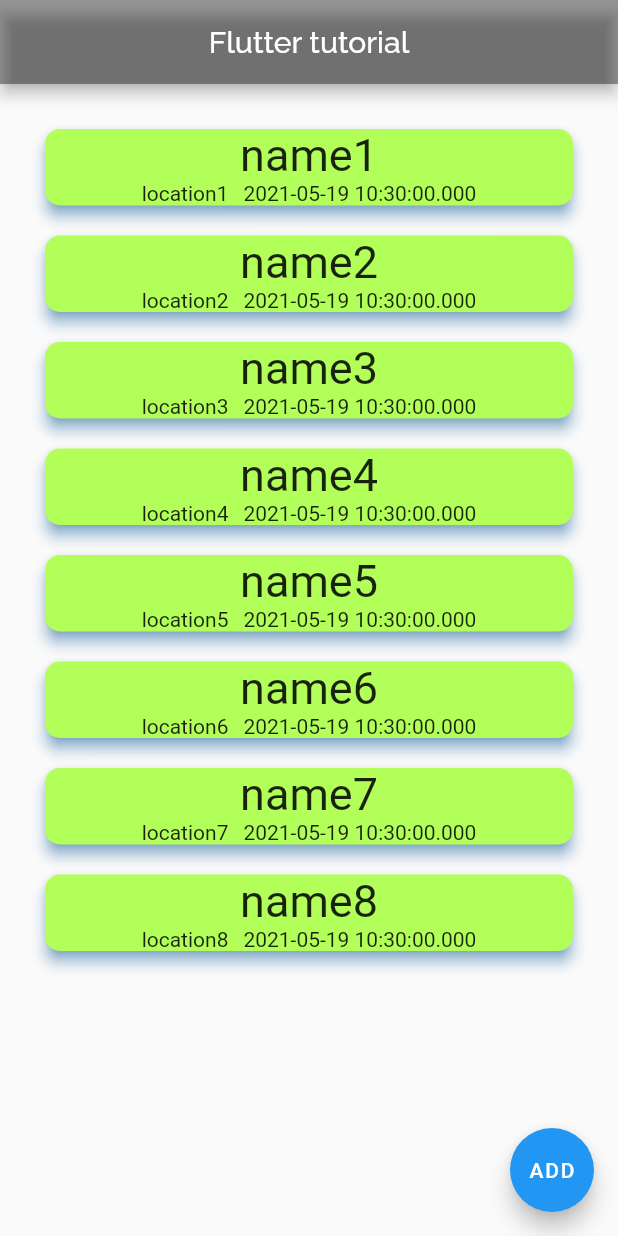
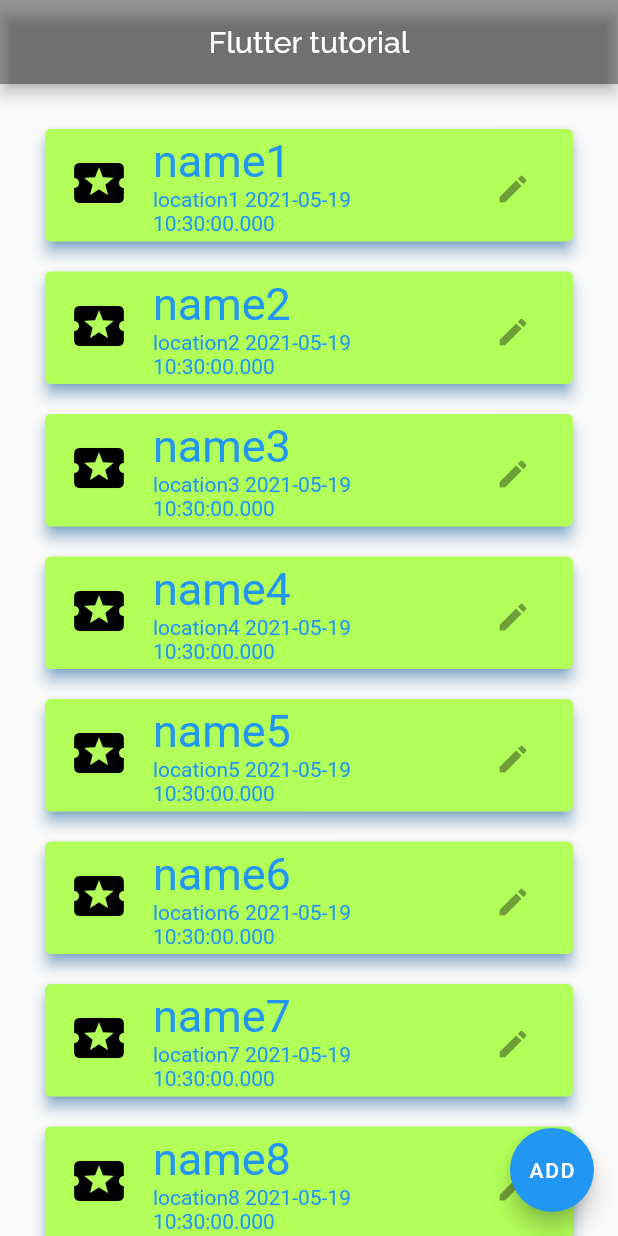
Before and after one commit to HarakaRisasi/flutter_and_python, a Flutter app: the screen it shows after launch, on a phone screen of 412 x 824 dp. Run offline on Flutter 3.47's test engine with Material 2 defaults, Android fonts, the phone set to English and light mode, and no system bars; our stand-ins replace google_fonts.

Commit message:
Разбрался с тем:
- Как не используя виджеты Column и Row создать неплохой интерфейс (например: обычно - то что пользователи должны видеть в каждом элементе списка.(заголовок, немного информации, какую-то иконку))
- Виджет ListStyle - помогает создать виджет списка.
- Как добавлять Текст.
- Как добавлять Иконки.
- Как деактивировать "Нажатие".
- Как выделить контент внутри плитки (можно комбинировать вместе с Длинным нажатием(для выделения текста).)
- Как весить CallBack на виджет.
- CallBack - на короткое нажатие.
- CallBack - на длинное нажатие.
- Как применить функцию к CallBack.
- !!! CallBack - Это к тому же отличная функция для того, чтобы вести логи.

```diff
--- a/hello_world/flutter_app/lib/main.dart
+++ b/hello_world/flutter_app/lib/main.dart
@@ -70,32 +70,45 @@ class _MyHomePageState extends State<MyHomePage> {
           shadowColor: Colors.blue,
           // Увеличение вертикального марджина.
           margin: EdgeInsets.all(10),
-          // Изменение вида Border.
-          shape: RoundedRectangleBorder(borderRadius: BorderRadius.circular(10)),
-          child: Column(
-            children: [
-              // Текстовый виджет.
-              Text(
-                "${events[index].name}",
-                style: TextStyle(fontSize: 30),
-              ),
-              // Виджет размещающий контент в строку.
-              Row(
-                // Выравнивание виджета по центру.
-                mainAxisAlignment: MainAxisAlignment.center,
-                // Заполнение строки.
-                children: [
-                  // Получить свойства объекта класса Event.
-                  Text(events[index].location),
-                  // Поставить между виджетами пустое пространство.
-                  SizedBox(
-                    width: 10,
-                  ),
-                  // Получить свойства объекта класса Event.
-                  Text(events[index].startDateTime.toString()),
-                ],
-              )
-            ],
+
+          // Создает список плитки.
+          child: ListTile(
+            // Заголовок
+            title: Text(
+              events[index].name,
+              // Изменение стиля заголовка (шрифт)
+              style: TextStyle(fontSize: 30),
+            ),
+            // Дополнительный контент - отображается ниже title.
+            subtitle: Text(
+                '${events[index].location} ${events[index].startDateTime.toString()}'),
+            // Виджет (иконка), отображается перед title.
+            leading: Icon(
+              Icons.local_activity,
+              size: 40,
+              color: Colors.black,
+            ),
+            // Виджет (иконка), отображается после title.
+            trailing: IconButton(
+              icon: Icon(Icons.edit),
+              // Повесил колбэк на виджет.
+              onPressed: null,
+            ),
+
+            // Повесить колбэк - на саму карточку, чтобы он срабатывал при нажатии.
+            // В консоль будет выводится информация (при помощи функции), когда пользователь коснется плитки.
+            // * Это можно использовать, когда обдумываешь как делать логирование действий пользователя.
+            onTap: () => print("${events[index].name} - tap!"),
+
+            // Колбэк на более долгое нажатие.
+            onLongPress: () => print("${events[index].name} - longPress!"),
+
+            // Disable на все нажатия.
+            // enabled: false,
+
+            // Это можно использовать, когда надо чтобы пользователь мог выделить объект
+            // *(коротким\длинным тапом).
+            selected: true,
           ),
         ),
       ),
```
